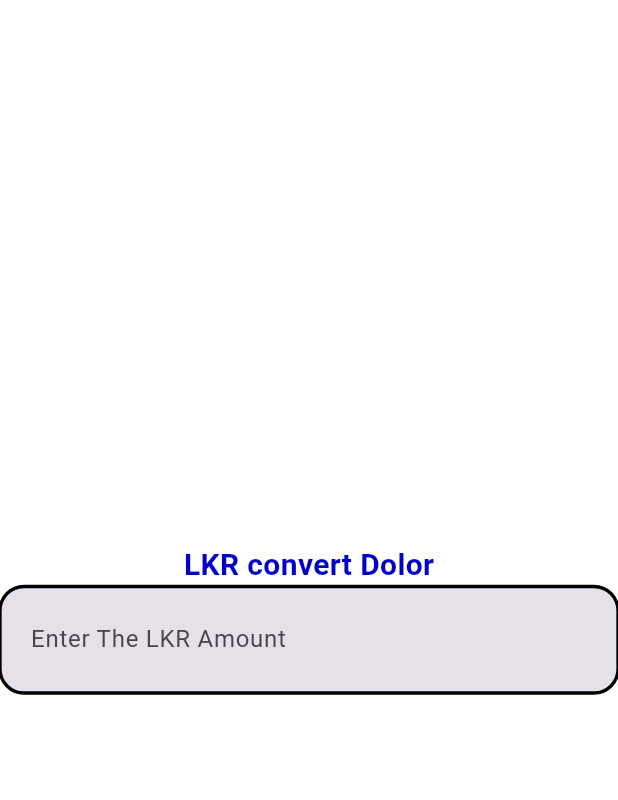
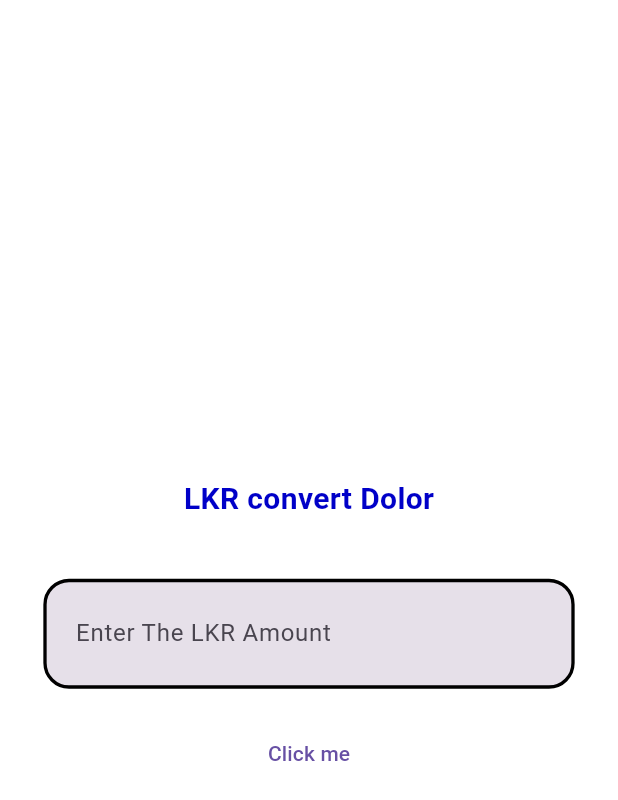
Before and after one commit to R-veesh/flutter_calApp, a Flutter app: the screen it shows after launch, on a phone screen of 412 x 824 dp. Shown: the top 800 px of the screen. Run offline on Flutter 3.47's test engine with Material 3 defaults, Android fonts, the phone set to English and light mode, and no system bars.

Commit message:
button, padding & margin

```diff
--- a/lib/WaterialPage.dart
+++ b/lib/WaterialPage.dart
@@ -45,14 +45,24 @@ class CMaterialPage extends StatelessWidget {
         child: Column(
           mainAxisAlignment: MainAxisAlignment.center,
           children: [
-            Text(
+            Container(
+              padding: const EdgeInsets.all(10),
+              margin: const EdgeInsets.all(10),
+              // color: Colors.black,
+              child: Text(
                 'LKR convert Dolor',
                 style: TextStyle(
                     fontSize: 20,
                     fontWeight: FontWeight.bold,
                     color: Color.fromARGB(255, 0, 0, 200)),
               ),
-            TextField(
+            ),
+            Container(
+              // color: Colors.black,
+              margin: const EdgeInsets.all(10),
+              child: Padding(
+                padding: const EdgeInsets.fromLTRB(20, 10, 20, 10),
+                child: TextField(
                   style: TextStyle(
                     color: Color.fromARGB(255, 38, 102, 175),
                     fontSize: 26,
@@ -105,7 +115,22 @@ class CMaterialPage extends StatelessWidget {
                     // ),
                     focusedBorder: border,
                     enabledBorder: border,
+                    // contentPadding: cri,
                   ),
+                  // keyboardType: TextInputType.number,
+                  keyboardType: TextInputType.numberWithOptions(
+                    decimal: true,
+                    // signed: true,
+                  ),
+                ),
+              ),
+            ),
+            //button
+            TextButton(
+              onPressed: () {
+                print('done');
+              },
+              child: Text('Click me'),
             ),
           ],
         ),
```
Lines whose indentation alone changed are shown as unchanged.
